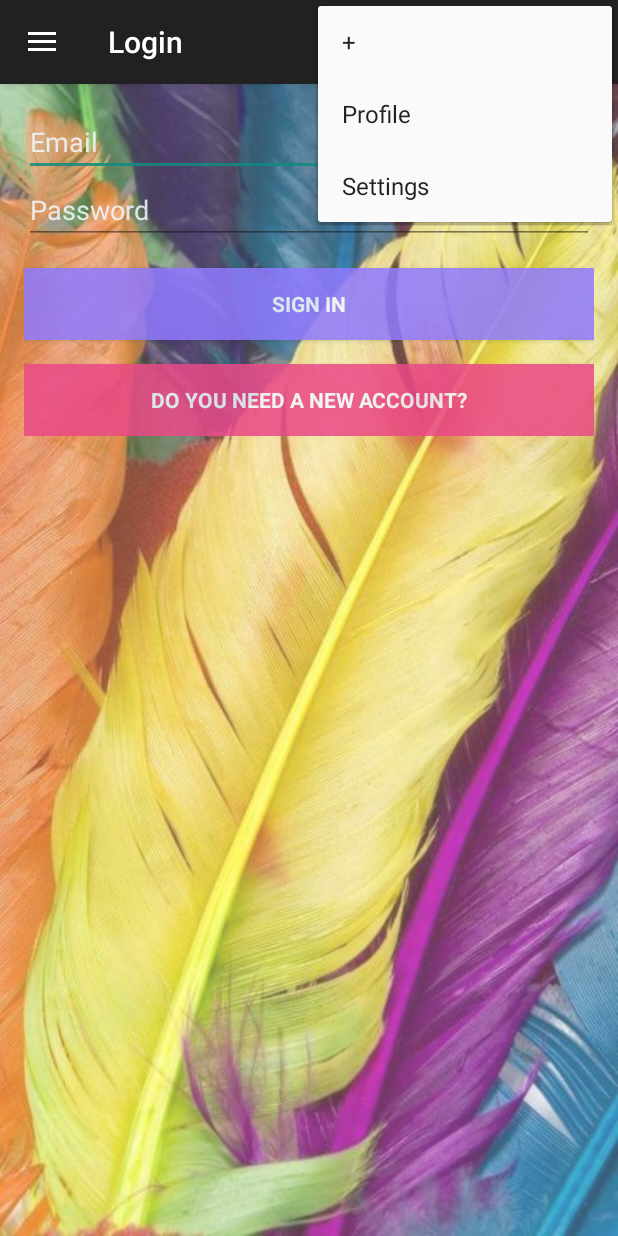
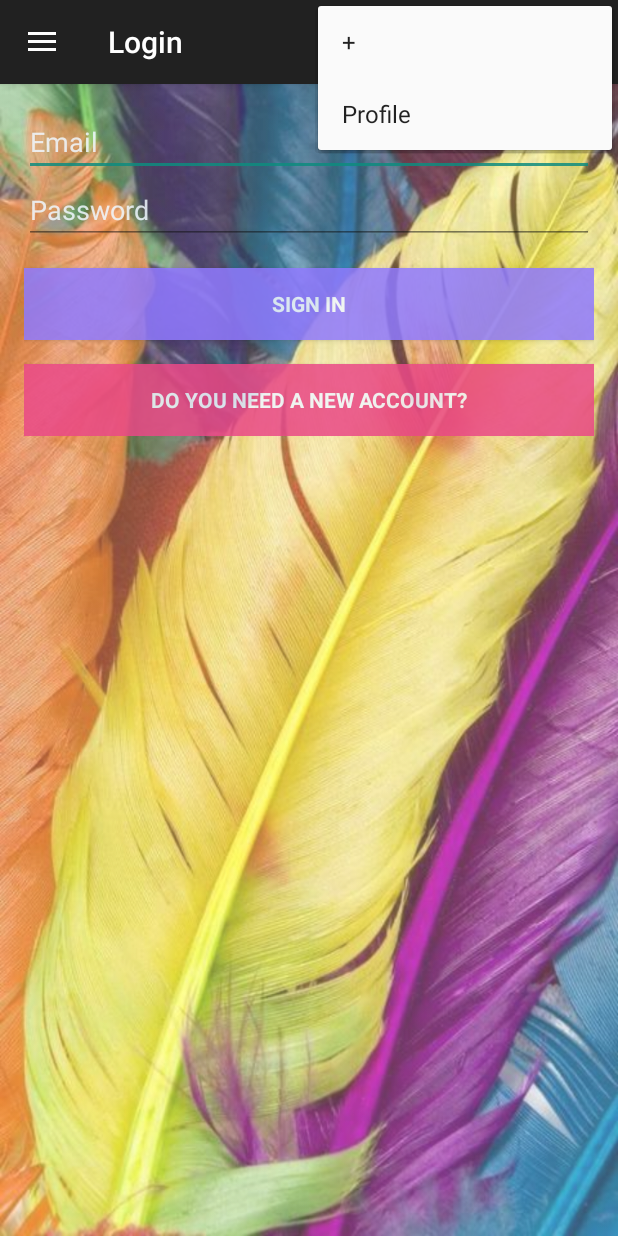
Before and after one commit to Coolest101Group/UCSDBulletinBoard, an Android app: the screen it shows after launch (MainActivity), with the options menu open, on a phone screen of 412 x 824 dp. Run offline under Robolectric (Android 15) with nearby library versions, the phone set to English and light mode, and no system bars; libraries missing offline, so code that uses them is left out: com.firebase.client, com.shaded.fasterxml; 6 statements that could not run were skipped.

Commit message:
text is more viewable in login page

```diff
--- a/app/src/main/res/layout/activity_login.xml
+++ b/app/src/main/res/layout/activity_login.xml
@@ -25,16 +25,18 @@
                 android:layout_height="wrap_content" android:hint="@string/prompt_email"
                 android:inputType="textEmailAddress" android:maxLines="1"
                 android:textColorHint="@color/text_large_color"
-                android:singleLine="true" />
+                android:singleLine="true"
+                android:textColor="@color/text_large_color" />
 
-            <EditText android:id="@+id/password" android:layout_width="match_parent"
+            <AutoCompleteTextView android:id="@+id/password" android:layout_width="match_parent"
                 android:layout_height="wrap_content" android:hint="Password"
                 android:imeActionId="@+id/login"
                 android:imeActionLabel="@string/action_sign_in_short"
                 android:imeOptions="actionUnspecified" android:inputType="textPassword"
                 android:maxLines="1"
                 android:textColorHint="@color/text_large_color"
-                android:singleLine="true" />
+                android:singleLine="true"
+                android:textColor="@color/text_large_color" />
 
             <Button android:id="@+id/email_sign_in_button" style="?android:textAppearanceSmall"
                 android:layout_width="match_parent" android:layout_height="wrap_content"
--- a/app/src/main/res/menu/menu_main.xml
+++ b/app/src/main/res/menu/menu_main.xml
@@ -2,11 +2,6 @@
       xmlns:app="http://schemas.android.com/apk/res-auto"
       xmlns:tools="http://schemas.android.com/tools"
       tools:context=".MainActivity">
-
-    <item android:id="@+id/action_settings"
-          android:title="@string/action_settings"
-          android:orderInCategory="100"
-          app:showAsAction="never"/>
 
     <item android:id="@+id/create_event"
           android:title="+"/>
```
